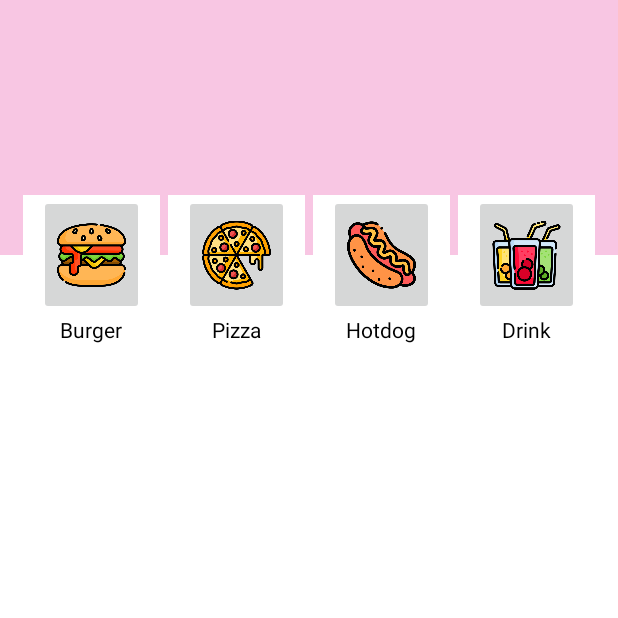
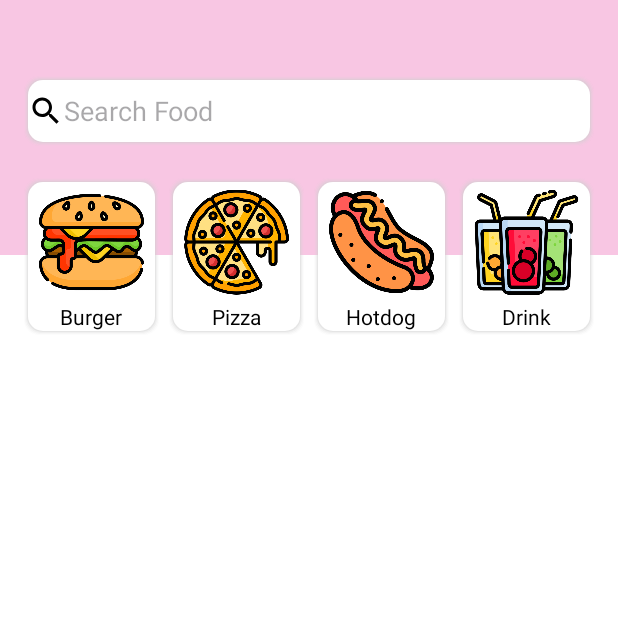
Before and after one commit to berkahr/KirFood, an Android app: the HomeFragment screen opened directly, with no data from a screen before it, on a phone screen of 412 x 824 dp, the top half of it. Run offline under Robolectric (Android 15) with nearby library versions, the phone set to English and light mode, and no system bars.

Commit message:
update searchBar & shadow

```diff
--- a/app/src/main/java/com/example/kirfood/MainActivity.java
+++ b/app/src/main/java/com/example/kirfood/MainActivity.java
@@ -30,7 +30,6 @@ import com.google.firebase.database.ValueEventListener;
 public class MainActivity extends AppCompatActivity {
 
     private Button morphButton, registerButton, login, register;
-    private ImageButton closeLogin, closeRegister;
     private LinearLayout formLayout, formRegister;
     private EditText userLogin, passLogin, userRegister, nameRegister, passRegister;
     @Override
@@ -41,8 +40,6 @@ public class MainActivity extends AppCompatActivity {
         registerButton = (Button) findViewById(R.id.signUp);
         formLayout = (LinearLayout) findViewById(R.id.formLogin);
         formRegister = (LinearLayout) findViewById(R.id.formRegister);
-        closeLogin = (ImageButton) findViewById(R.id.closeFormLogin);
-        closeRegister = (ImageButton) findViewById(R.id.closeFormRegister);
         login = (Button) findViewById(R.id.buttonFormLogin);
         register = (Button) findViewById(R.id.buttonFormRegister);
         userLogin = (EditText) findViewById(R.id.usernameLogin);
@@ -125,26 +122,28 @@ public class MainActivity extends AppCompatActivity {
             @Override
             public void onClick(View v) {
                 morphAnimation();
+                closeRegisterAnimation();
             }
         });
-        closeLogin.setOnClickListener(new View.OnClickListener() {
-            @Override
-            public void onClick(View v) {
-                closeAnimation();
-            }
-        });
+//        closeLogin.setOnClickListener(new View.OnClickListener() {
+//            @Override
+//            public void onClick(View v) {
+//                closeAnimation();
+//            }
+//        });
         registerButton.setOnClickListener(new View.OnClickListener() {
             @Override
             public void onClick(View v) {
                 registerAnimation();
+                closeAnimation();
             }
         });
-        closeRegister.setOnClickListener(new View.OnClickListener() {
-            @Override
-            public void onClick(View v) {
-                closeRegisterAnimation();
-            }
-        });
+//        closeRegister.setOnClickListener(new View.OnClickListener() {
+//            @Override
+//            public void onClick(View v) {
+//                closeRegisterAnimation();
+//            }
+//        });
         }
 
     private void closeRegisterAnimation() {
--- a/app/src/main/res/drawable/pilihan.xml
+++ /dev/null
@@ -1,6 +0,0 @@
-<?xml version="1.0" encoding="utf-8"?>
-<shape xmlns:android="http://schemas.android.com/apk/res/android"
-    android:shape="rectangle">
-    <solid android:color="@color/white" />
-    <corners android:radius="10dp" />
-</shape>
--- /dev/null
+++ b/app/src/main/res/drawable/search.xml
@@ -0,0 +1,5 @@
+<vector android:height="24dp" android:tint="#000000"
+    android:viewportHeight="24" android:viewportWidth="24"
+    android:width="24dp" xmlns:android="http://schemas.android.com/apk/res/android">
+    <path android:fillColor="@android:color/white" android:pathData="M15.5,14h-0.79l-0.28,-0.27C15.41,12.59 16,11.11 16,9.5 16,5.91 13.09,3 9.5,3S3,5.91 3,9.5 5.91,16 9.5,16c1.61,0 3.09,-0.59 4.23,-1.57l0.27,0.28v0.79l5,4.99L20.49,19l-4.99,-5zM9.5,14C7.01,14 5,11.99 5,9.5S7.01,5 9.5,5 14,7.01 14,9.5 11.99,14 9.5,14z"/>
+</vector>
--- /dev/null
+++ b/app/src/main/res/drawable/shadow.xml
@@ -0,0 +1,80 @@
+<?xml version="1.0" encoding="utf-8"?>
+<layer-list xmlns:android="http://schemas.android.com/apk/res/android" >
+
+    <!-- Drop Shadow Stack -->
+    <item>
+        <shape>
+            <padding
+                android:bottom="1dp"
+                android:left="1dp"
+                android:right="1dp"
+                android:top="1dp" />
+
+            <solid android:color="#00CCCCCC" />
+
+            <corners android:radius="10dp" />
+        </shape>
+    </item>
+    <item>
+        <shape>
+            <padding
+                android:bottom="1dp"
+                android:left="1dp"
+                android:right="1dp"
+                android:top="1dp" />
+
+            <solid android:color="#10CCCCCC" />
+
+            <corners android:radius="10dp" />
+        </shape>
+    </item>
+    <item>
+        <shape>
+            <padding
+                android:bottom="1dp"
+                android:left="1dp"
+                android:right="1dp"
+                android:top="1dp" />
+
+            <solid android:color="#20CCCCCC" />
+
+            <corners android:radius="10dp" />
+        </shape>
+    </item>
+    <item>
+        <shape>
+            <padding
+                android:bottom="1dp"
+                android:left="1dp"
+                android:right="1dp"
+                android:top="1dp" />
+
+            <solid android:color="#30CCCCCC" />
+
+            <corners android:radius="10dp" />
+        </shape>
+    </item>
+    <item>
+        <shape>
+            <padding
+                android:bottom="1dp"
+                android:left="1dp"
+                android:right="1dp"
+                android:top="1dp" />
+
+            <solid android:color="#50CCCCCC" />
+
+            <corners android:radius="10dp" />
+        </shape>
+    </item>
+
+    <!-- Background -->
+    <item>
+        <shape>
+            <solid android:color="@android:color/white" />
+
+            <corners android:radius="10dp" />
+        </shape>
+    </item>
+
+</layer-list>
--- a/app/src/main/res/layout/activity_main.xml
+++ b/app/src/main/res/layout/activity_main.xml
@@ -29,14 +29,6 @@
             android:orientation="vertical"
             android:id="@+id/formLogin"
             android:visibility="gone">
-            <ImageButton
-                android:id="@+id/closeFormLogin"
-                android:layout_width="50dp"
-                android:layout_height="50dp"
-                android:src="@drawable/close"
-                android:background="@color/background"
-                android:layout_gravity="center"
-                android:contentDescription="Close form"/>
             <EditText
                 android:id="@+id/usernameLogin"
                 android:layout_width="200dp"
@@ -67,14 +59,6 @@
             android:orientation="vertical"
             android:id="@+id/formRegister"
             android:visibility="gone">
-            <ImageButton
-                android:id="@+id/closeFormRegister"
-                android:layout_width="50dp"
-                android:layout_height="50dp"
-                android:src="@drawable/close"
-                android:layout_gravity="center"
-                android:background="@color/background"
-                android:contentDescription="Close form"/>
             <EditText
                 android:id="@+id/usernameRegister"
                 android:layout_width="200dp"
--- a/app/src/main/res/layout/fragment_home.xml
+++ b/app/src/main/res/layout/fragment_home.xml
@@ -6,27 +6,39 @@
     android:background="@drawable/home_background"
     android:orientation="vertical">
 
+    <EditText
+        android:id="@+id/search"
+        android:layout_width="match_parent"
+        android:layout_height="48dp"
+        android:layout_marginRight="15dp"
+        android:layout_marginLeft="15dp"
+        android:layout_marginTop="50dp"
+        android:background="@drawable/shadow"
+        android:drawableLeft="@drawable/search"
+        android:hint="Search Food"/>
+
     <LinearLayout
         android:layout_width="match_parent"
         android:layout_height="wrap_content"
-        android:id="@+id/Pilihan"
+        android:id="@+id/pilihanMenu"
         android:orientation="horizontal"
         android:weightSum="4"
         android:paddingLeft="15dp"
         android:paddingRight="15dp"
-        android:layout_marginTop="130dp">
+        android:layout_marginTop="20dp">
         <LinearLayout
             android:id="@+id/pilBurger"
             android:layout_width="wrap_content"
             android:layout_height="wrap_content"
             android:layout_weight="1"
             android:orientation="vertical"
-            android:background="@color/white"
+            android:background="@drawable/shadow"
             android:layout_marginRight="5dp">
             <ImageButton
                 android:layout_width="70dp"
                 android:layout_height="80dp"
                 android:src="@drawable/burger"
+                android:background="@null"
                 android:scaleType="fitCenter"
                 android:layout_gravity="center"
                 android:contentDescription="Burger"/>
@@ -43,12 +55,13 @@
             android:layout_height="wrap_content"
             android:layout_weight="1"
             android:orientation="vertical"
-            android:background="@color/white"
+            android:background="@drawable/shadow"
             android:layout_marginRight="5dp">
             <ImageButton
                 android:layout_width="70dp"
                 android:layout_height="80dp"
                 android:src="@drawable/pizza"
+                android:background="@null"
                 android:scaleType="fitCenter"
                 android:layout_gravity="center"
                 android:contentDescription="Pizza"/>
@@ -65,12 +78,13 @@
             android:layout_height="wrap_content"
             android:layout_weight="1"
             android:orientation="vertical"
-            android:background="@color/white"
+            android:background="@drawable/shadow"
             android:layout_marginRight="5dp">
             <ImageButton
                 android:layout_width="70dp"
                 android:layout_height="80dp"
                 android:src="@drawable/hotdog"
+                android:background="@null"
                 android:scaleType="fitCenter"
                 android:layout_gravity="center"
                 android:contentDescription="Hotdog"/>
@@ -87,11 +101,12 @@
             android:layout_height="wrap_content"
             android:layout_weight="1"
             android:orientation="vertical"
-            android:background="@color/white">
+            android:background="@drawable/shadow">
             <ImageButton
                 android:layout_width="70dp"
                 android:layout_height="80dp"
                 android:src="@drawable/drink"
+                android:background="@null"
                 android:scaleType="fitCenter"
                 android:layout_gravity="center"
                 android:contentDescription="Drink"/>
```
